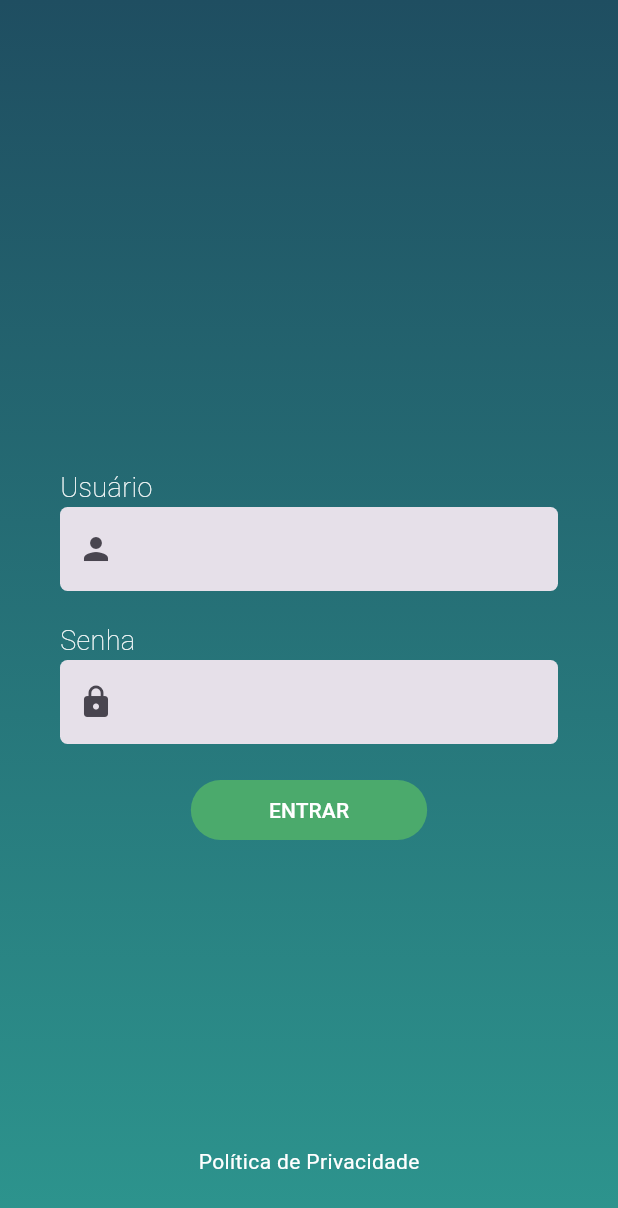
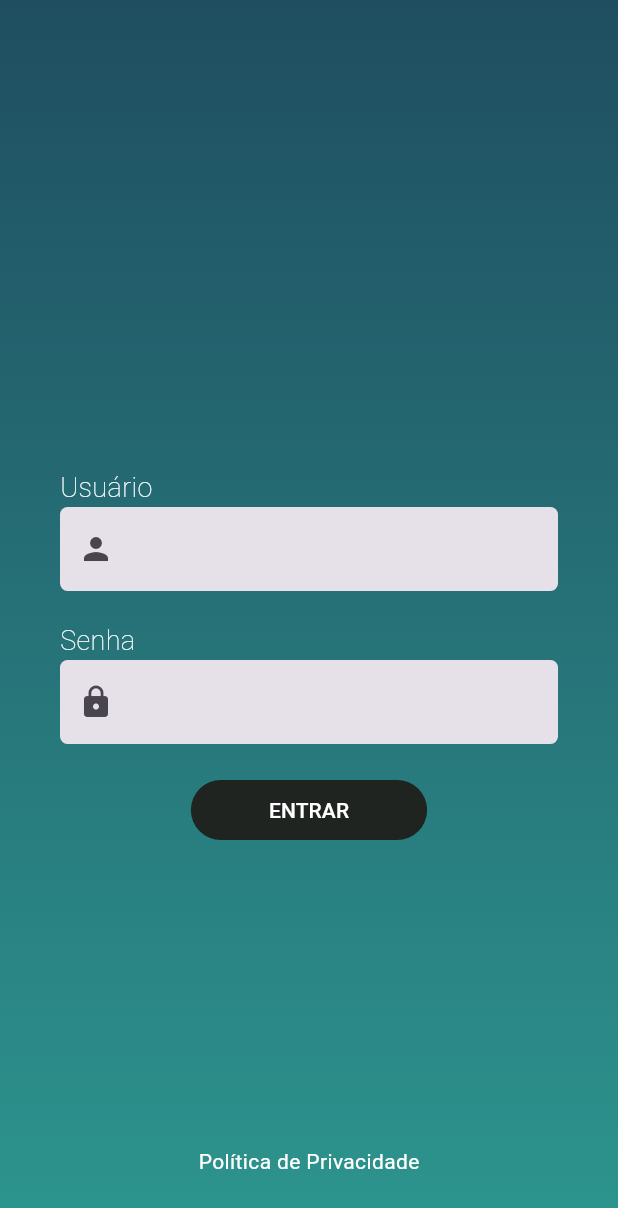
Before and after one commit to pauloRodri29/prova_flutter, a Flutter app: the screen it shows after launch, on a phone screen of 412 x 824 dp. Shown: the top 1208 px of the screen. Run offline on Flutter 3.47's test engine with Material 3 defaults, Android fonts, the phone set to English and light mode, and no system bars; our stand-ins replace flutter_mobx, mobx, shared_preferences; generated files the repository leaves out were written again.

Commit message:
cor de fundo alterado do "popup", "main" e "tela_informacoes" alterad: 	modified:   lib/componentes/popup.dart 	modified:   lib/main.dart 	modified:   lib/tela_informacoes.dart

```diff
--- a/lib/componentes/popup.dart
+++ b/lib/componentes/popup.dart
@@ -6,6 +6,7 @@ Future<void> confirmarExclusao(BuildContext context, String chave, final store)
     context: context,
     builder: (BuildContext context) {
       return AlertDialog(
+        backgroundColor: Colors.white,
         title: const Text('Deseja Excluir?'),
         actions: [
           Row(
--- a/lib/main.dart
+++ b/lib/main.dart
@@ -159,14 +159,14 @@ class _AcessoState extends State<Acesso> {
         ),
         TextButton(
             style: ButtonStyle(
-              backgroundColor: MaterialStateProperty.all(
-                  const Color.fromARGB(255, 75, 170, 108)),
+              backgroundColor:
+                  MaterialStateProperty.all(Color.fromARGB(255, 32, 36, 33)),
             ),
             onPressed: () {
               if (validarCampos(senhaController.text, usuarioController.text)) {
                 Navigator.push(
                   context,
-                  MaterialPageRoute(builder: (context) =>  const TelaInfor()),
+                  MaterialPageRoute(builder: (context) => const TelaInfor()),
                 );
               }
             },
--- a/lib/tela_informacoes.dart
+++ b/lib/tela_informacoes.dart
@@ -46,7 +46,9 @@ class _CapturInformaState extends State<CapturInforma> {
         Card(
           child: Container(
             padding: const EdgeInsets.all(10),
-            color: Colors.white,
+            decoration: BoxDecoration(
+                color: Colors.white,
+                borderRadius:BorderRadius.circular(50) ),
             width: MediaQuery.of(context).size.width,
             height: MediaQuery.of(context).size.height * 0.4,
             child: SingleChildScrollView(child: Observer(
```
